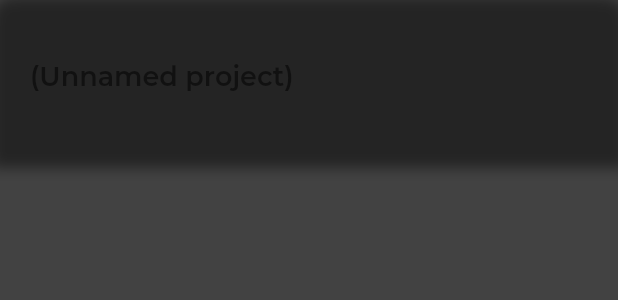
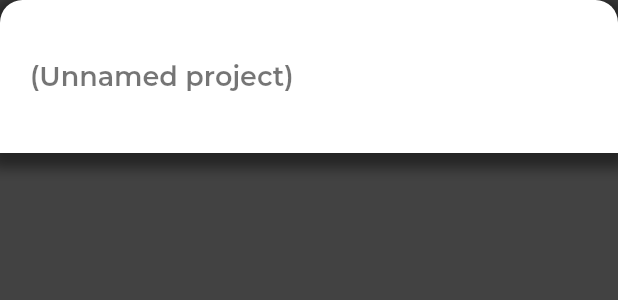
Before and after one commit to Anastasia-Nayita/pomodoro.tasks, a Flutter app: the ProjectCard widget shown alone on an empty page, opened directly, on a phone screen of 412 x 824 dp. Shown: the top 300 px of the screen. Run offline on Flutter 3.47's test engine with Material 2 defaults, Android fonts, the phone set to English and light mode, and no system bars; our stand-ins replace google_fonts, sqflite; accounts and stored records are empty.

Commit message:
fix: correct type problem in taskMap

```diff
--- a/lib/database_helper.dart
+++ b/lib/database_helper.dart
@@ -2,6 +2,7 @@ import 'dart:ui';
 
 import 'package:path/path.dart';
 import 'package:sqflite/sqflite.dart';
+import 'package:what_todo/main.dart';
 
 import 'models/task.dart';
 import 'models/todo.dart';
@@ -42,6 +43,7 @@ class DatabaseHelper {
     Database _db = await database();
     await _db.rawUpdate(
         "UPDATE tasks SET projColor = '$projColor' WHERE id = '$id'");
+    print("$projColor");
   }
 
   Future<void> insertTodo(Todo todo) async {
@@ -52,7 +54,7 @@ class DatabaseHelper {
 
   Future<List<Task>> getTasks() async {
     Database _db = await database();
-    List<Map<String, dynamic>> taskMap = await _db.query('tasks');
+    List<Map<dynamic, dynamic>> taskMap = await _db.query('tasks');
     return List.generate(taskMap.length, (index) {
       return Task(
         id: taskMap[index]['id'],
--- a/lib/models/task.dart
+++ b/lib/models/task.dart
@@ -7,7 +7,7 @@ class Task {
 
   Task({this.id, this.title, this.projColor});
 
-  Map<String, dynamic> toMap() {
+  Map<dynamic, dynamic> toMap() {
     return {
       'id': id,
       'title': title,
--- a/lib/screens/projectpage.dart
+++ b/lib/screens/projectpage.dart
@@ -26,6 +26,7 @@ class _ProjectpageState extends State<Projectpage> {
                   initialData: [],
                   future: _dbHelper.getTasks(),
                   builder: (context, snapshot) {
+                    print(snapshot);
                     return ScrollConfiguration(
                       behavior: NoScrollGlow(),
                       child: ListView.builder(
--- a/lib/screens/projecttodos.dart
+++ b/lib/screens/projecttodos.dart
@@ -122,7 +122,7 @@ class _ProjecttodosState extends State<Projecttodos> {
                     padding: EdgeInsets.all(15.0),
                     child: ColorPicker(
                       onColorSelected: (Color spectrumColor) async {
-                        await _dbHelper.updateProjColor(_taskId, _projColor);
+                        await _dbHelper.updateProjColor(_taskId, spectrumColor);
                         print("Updated the projColor");
                         setState(() {
                           _projColor = spectrumColor;
--- a/lib/widgets.dart
+++ b/lib/widgets.dart
@@ -53,8 +53,8 @@ class IntroWidget extends StatelessWidget {
 
 class ProjectCard extends StatelessWidget {
   final String title;
-
-  ProjectCard({this.title});
+  final Color projColor;
+  ProjectCard({this.title, this.projColor});
 
   @override
   Widget build(BuildContext context) {
@@ -64,7 +64,7 @@ class ProjectCard extends StatelessWidget {
           topLeft: Radius.circular(15.0),
           topRight: Radius.circular(15.0),
         ),
-        //color: generateRandomColor(),
+        color: projColor ?? Colors.white,
         boxShadow: [
           BoxShadow(
             color: Colors.black45,
```
